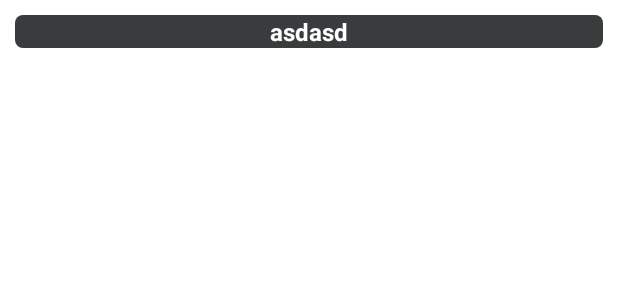
After one commit to DanilaKurdyukov/VendingApp2.0_NavigationComponent_FirestoreCloud, an Android app: the layout fragment_user.xml on its own in the app's theme, with its tools: preview values and no code run, on a phone screen of 412 x 824 dp. The commit adds this screen. Shown: the top 300 px of the screen. Run offline under Robolectric (Android 15) with nearby library versions, the phone set to English and light mode, and no system bars.

Commit message:
Added UserFragment and style for TextView

```diff
--- /dev/null
+++ b/app/src/main/res/drawable/text_view_background.xml
@@ -0,0 +1,9 @@
+<?xml version="1.0" encoding="utf-8"?>
+<selector xmlns:android="http://schemas.android.com/apk/res/android">
+    <item>
+        <shape android:shape="rectangle">
+            <corners android:radius="5dp"/>
+            <solid android:color="@color/black"/>
+        </shape>
+    </item>
+</selector>
--- /dev/null
+++ b/app/src/main/res/layout/fragment_user.xml
@@ -0,0 +1,32 @@
+<?xml version="1.0" encoding="utf-8"?>
+<ScrollView xmlns:android="http://schemas.android.com/apk/res/android"
+    xmlns:app="http://schemas.android.com/apk/res-auto"
+    xmlns:tools="http://schemas.android.com/tools"
+    android:layout_width="match_parent"
+    android:layout_height="match_parent"
+    tools:context=".fragments.UserFragment">
+
+    <androidx.constraintlayout.widget.ConstraintLayout
+        android:layout_width="match_parent"
+        android:layout_height="match_parent">
+
+        <androidx.recyclerview.widget.RecyclerView
+            android:id="@+id/view_drink_list"
+            android:layout_width="match_parent"
+            android:layout_height="wrap_content"
+            android:layout_margin="10dp"
+            app:layout_constraintTop_toTopOf="parent"/>
+
+        <com.google.android.material.textview.MaterialTextView
+            android:layout_width="match_parent"
+            android:layout_height="wrap_content"
+            android:text="asdasd"
+            android:id="@+id/totalSum"
+            style="@style/TextViewStyle"
+            android:background="@drawable/text_view_background"
+            android:textStyle="bold"
+            app:layout_constraintTop_toBottomOf="@+id/view_drink_list" />
+
+    </androidx.constraintlayout.widget.ConstraintLayout>
+
+</ScrollView>
--- a/app/src/main/res/values/styles.xml
+++ b/app/src/main/res/values/styles.xml
@@ -9,4 +9,11 @@
         <item name="android:textAllCaps">false</item>
         <item name="android:textSize">16dp</item>
     </style>
+    <style name="TextViewStyle">
+        <item name="android:textSize">16dp</item>
+        <item name="android:textAlignment">center</item>
+        <item name="android:layout_marginLeft">10dp</item>
+        <item name="android:layout_marginRight">10dp</item>
+        <item name="android:textColor">@color/white</item>
+    </style>
 </resources>
```
Also changed, not shown: app/src/main/java/com/example/vendingapp20/fragments/UserFragment.java (added, +56 -0 lines).
